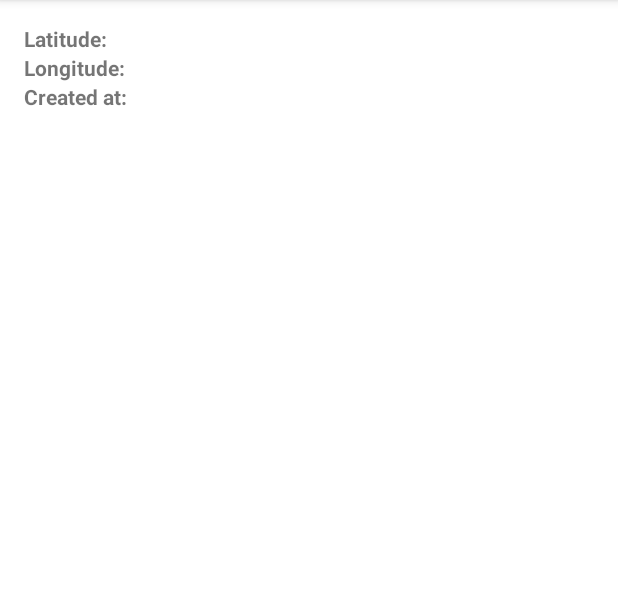
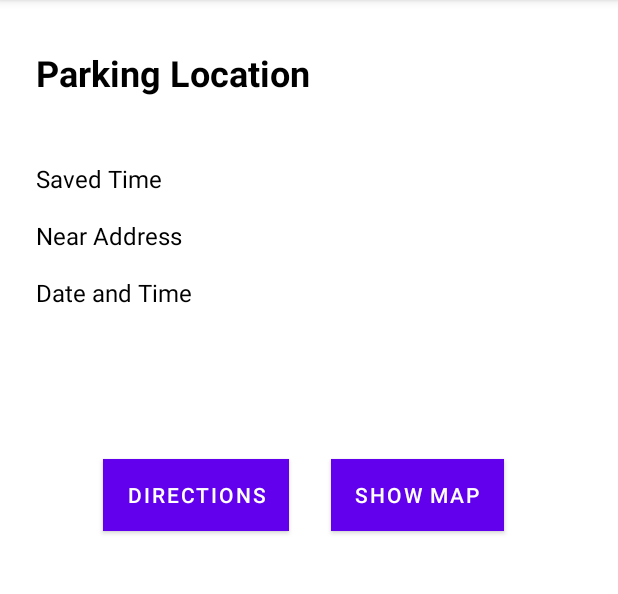
Before and after one commit to broccoliass/CarParkTracker, an Android app: the ParkingDetailsActivity screen opened directly, with no data from a screen before it, on a phone screen of 412 x 824 dp, the part 84-678 px from its top. Run offline under Robolectric (Android 15) with nearby library versions, the phone set to English and light mode, and no system bars.

Commit message:
ParkingDetailsActivity improved

```diff
--- a/app/src/main/java/com/example/newworld/ParkingDetailsActivity.java
+++ b/app/src/main/java/com/example/newworld/ParkingDetailsActivity.java
@@ -1,27 +1,132 @@
 package com.example.newworld;
+
+import android.content.Intent;
+import android.os.Bundle;
+import android.text.format.DateUtils;
+import android.view.View;
+import android.widget.Button;
+import android.widget.TextView;
+
+import android.content.Intent;
+import android.net.Uri;
+import android.os.Bundle;
+import android.text.format.DateUtils;
+import android.view.View;
+import android.widget.Button;
+import android.widget.EditText;
+import android.widget.TextView;
 
 import androidx.appcompat.app.AppCompatActivity;
 
-import android.os.Bundle;
-import android.widget.TextView;
+import java.text.ParseException;
+import java.text.SimpleDateFormat;
+import java.util.Date;
+import java.util.Locale;
+import java.text.SimpleDateFormat;
+import java.text.ParseException;
+import androidx.appcompat.app.AppCompatActivity;
 
 public class ParkingDetailsActivity extends AppCompatActivity {
+
+    private TextView textViewTime;
+    private TextView textViewStreetName;
+    private TextView textViewDateTime;
+    private Button buttonDirections;
+    private Button buttonShowMap;
+
+    private ParkingSession parkingSession;
 
     @Override
     protected void onCreate(Bundle savedInstanceState) {
         super.onCreate(savedInstanceState);
         setContentView(R.layout.activity_parking_details);
 
-        // Retrieve the parking session object from the intent
-        ParkingSession parkingSession = (ParkingSession) getIntent().getSerializableExtra("parkingSession");
+        textViewTime = findViewById(R.id.textViewTime);
+        textViewStreetName = findViewById(R.id.textViewStreetName);
+        buttonDirections = findViewById(R.id.buttonDirections);
+        buttonShowMap = findViewById(R.id.buttonShowMap);
+        textViewDateTime = findViewById(R.id.textViewDateTime);
 
-        // Display the details in the activity layout
-        TextView latitudeTextView = findViewById(R.id.latitudeTextView);
-        TextView longitudeTextView = findViewById(R.id.longitudeTextView);
-        TextView createdAtTextView = findViewById(R.id.createdAtTextView);
+        // Retrieve the ParkingSession object from the intent
+        Intent intent = getIntent();
+        if (intent.hasExtra("parkingSession")) {
+            parkingSession = (ParkingSession) intent.getSerializableExtra("parkingSession");
+        }
 
-        latitudeTextView.setText(String.valueOf(parkingSession.getLatitude()));
-        longitudeTextView.setText(String.valueOf(parkingSession.getLongitude()));
-        createdAtTextView.setText(parkingSession.getCreatedAt());
+        if (parkingSession != null) {
+            // Set the saved time
+            String timeAgo = getTimeAgo(parkingSession.getCreatedAt());
+            textViewTime.setText("Saved " + timeAgo);
+
+            // Set the street name
+            textViewStreetName.setText("Near " + parkingSession.getStreetName());
+
+            // Set the date and time
+            String formattedDateTime = getFormattedDateTime(parkingSession.getCreatedAt());
+            textViewDateTime.setText(formattedDateTime);
+        }
+
+
+        buttonDirections.setOnClickListener(new View.OnClickListener() {
+            @Override
+            public void onClick(View v) {
+                openDirections();
+            }
+        });
+
+        buttonShowMap.setOnClickListener(new View.OnClickListener() {
+            @Override
+            public void onClick(View v) {
+                openMapActivity();
+            }
+        });
     }
+
+    private String getTimeAgo(String createdAt) {
+        long timeInMillis = convertDateStringToMillis(createdAt);
+        long currentTimeInMillis = System.currentTimeMillis();
+        return DateUtils.getRelativeTimeSpanString(timeInMillis, currentTimeInMillis, DateUtils.MINUTE_IN_MILLIS).toString();
+    }
+
+    private long convertDateStringToMillis(String dateString) {
+        SimpleDateFormat format = new SimpleDateFormat("yyyy-MM-dd HH:mm:ss", Locale.getDefault());
+        try {
+            Date date = format.parse(dateString);
+            return date.getTime();
+        } catch (ParseException e) {
+            e.printStackTrace();
+        }
+        return 0;
+    }
+
+    private String getFormattedDateTime(String createdAt) {
+        SimpleDateFormat inputFormat = new SimpleDateFormat("yyyy-MM-dd HH:mm:ss", Locale.getDefault());
+        SimpleDateFormat outputFormat = new SimpleDateFormat("hh:mm a, d MMM yyyy", Locale.getDefault());
+        try {
+            Date date = inputFormat.parse(createdAt);
+            return outputFormat.format(date);
+        } catch (ParseException e) {
+            e.printStackTrace();
+        }
+        return "";
+    }
+
+    private void openDirections() {
+        if (parkingSession != null) {
+            double latitude = parkingSession.getLatitude();
+            double longitude = parkingSession.getLongitude();
+            String uri = "google.navigation:q=" + latitude + "," + longitude;
+            Intent mapIntent = new Intent(Intent.ACTION_VIEW, Uri.parse(uri));
+            mapIntent.setPackage("com.google.android.apps.maps");
+            startActivity(mapIntent);
+        }
+    }
+
+    private void openMapActivity() {
+        Intent intent = new Intent(this, MapsActivity.class);
+        startActivity(intent);
+        finish();
+    }
+
+
 }
--- a/app/src/main/res/layout/activity_parking_details.xml
+++ b/app/src/main/res/layout/activity_parking_details.xml
@@ -1,30 +1,80 @@
-<LinearLayout xmlns:android="http://schemas.android.com/apk/res/android"
+<?xml version="1.0" encoding="utf-8"?>
+<androidx.constraintlayout.widget.ConstraintLayout xmlns:android="http://schemas.android.com/apk/res/android"
+    xmlns:app="http://schemas.android.com/apk/res-auto"
     xmlns:tools="http://schemas.android.com/tools"
     android:layout_width="match_parent"
-    android:layout_height="match_parent"
-    android:orientation="vertical"
-    android:padding="16dp"
-    tools:context=".ParkingDetailsActivity">
+    android:layout_height="match_parent">
 
     <TextView
-        android:id="@+id/latitudeTextView"
-        android:layout_width="match_parent"
+        android:id="@+id/textView3"
+        android:layout_width="wrap_content"
         android:layout_height="wrap_content"
-        android:text="Latitude: "
-        android:textStyle="bold" />
+        android:layout_marginStart="24dp"
+        android:layout_marginTop="32dp"
+        android:text="Parking Location"
+        android:textColor="@android:color/black"
+        android:textSize="24sp"
+        android:textStyle="bold"
+        app:layout_constraintStart_toStartOf="parent"
+        app:layout_constraintTop_toTopOf="parent" />
 
     <TextView
-        android:id="@+id/longitudeTextView"
-        android:layout_width="match_parent"
+        android:id="@+id/textViewTime"
+        android:layout_width="wrap_content"
         android:layout_height="wrap_content"
-        android:text="Longitude: "
-        android:textStyle="bold" />
+        android:layout_marginStart="24dp"
+        android:layout_marginTop="108dp"
+        android:text="Saved Time"
+        android:textColor="@android:color/black"
+        android:textSize="16sp"
+        app:layout_constraintStart_toStartOf="parent"
+        app:layout_constraintTop_toTopOf="parent" />
 
     <TextView
-        android:id="@+id/createdAtTextView"
-        android:layout_width="match_parent"
+        android:id="@+id/textViewStreetName"
+        android:layout_width="wrap_content"
         android:layout_height="wrap_content"
-        android:text="Created at: "
-        android:textStyle="bold" />
+        android:layout_marginTop="16dp"
+        android:text="Near Address"
+        android:textColor="@android:color/black"
+        android:textSize="16sp"
+        app:layout_constraintStart_toStartOf="@+id/textViewTime"
+        app:layout_constraintTop_toBottomOf="@+id/textViewTime" />
 
-</LinearLayout>
+    <TextView
+        android:id="@+id/textViewDateTime"
+        android:layout_width="wrap_content"
+        android:layout_height="wrap_content"
+        android:layout_marginTop="16dp"
+        android:text="Date and Time"
+        android:textColor="@android:color/black"
+        android:textSize="16sp"
+        app:layout_constraintStart_toStartOf="@+id/textViewStreetName"
+        app:layout_constraintTop_toBottomOf="@+id/textViewStreetName" />
+
+    <Button
+        android:id="@+id/buttonDirections"
+        android:layout_width="wrap_content"
+        android:layout_height="wrap_content"
+        android:layout_marginTop="100dp"
+        android:background="@color/colorPrimary"
+        android:text="Directions"
+        android:textColor="@android:color/white"
+        app:layout_constraintEnd_toEndOf="@+id/buttonShowMap"
+        app:layout_constraintHorizontal_bias="0.325"
+        app:layout_constraintStart_toStartOf="parent"
+        app:layout_constraintTop_toBottomOf="@+id/textViewDateTime" />
+
+    <Button
+        android:id="@+id/buttonShowMap"
+        android:layout_width="wrap_content"
+        android:layout_height="wrap_content"
+        android:layout_marginTop="100dp"
+        android:layout_marginEnd="76dp"
+        android:background="@color/colorPrimary"
+        android:text="Show Map"
+        android:textColor="@android:color/white"
+        app:layout_constraintEnd_toEndOf="parent"
+        app:layout_constraintTop_toBottomOf="@+id/textViewDateTime" />
+
+</androidx.constraintlayout.widget.ConstraintLayout>
--- a/app/src/main/res/values/colors.xml
+++ b/app/src/main/res/values/colors.xml
@@ -8,4 +8,5 @@
     <color name="black">#FF000000</color>
     <color name="white">#FFFFFFFF</color>
     <color name="colorSecondaryText">#808080</color>
+    <color name="colorPrimary">#FF4081</color>
 </resources>
```
Also changed, not shown: app/src/main/java/com/example/newworld/ParkingSession.java (+7 -1 lines).
